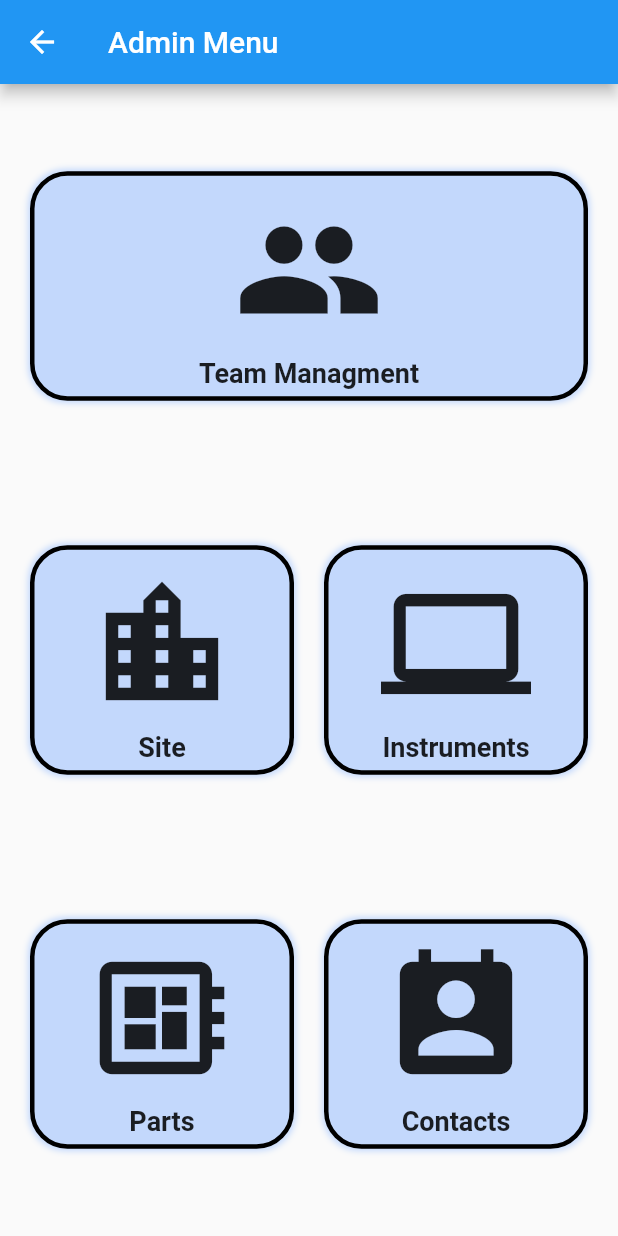
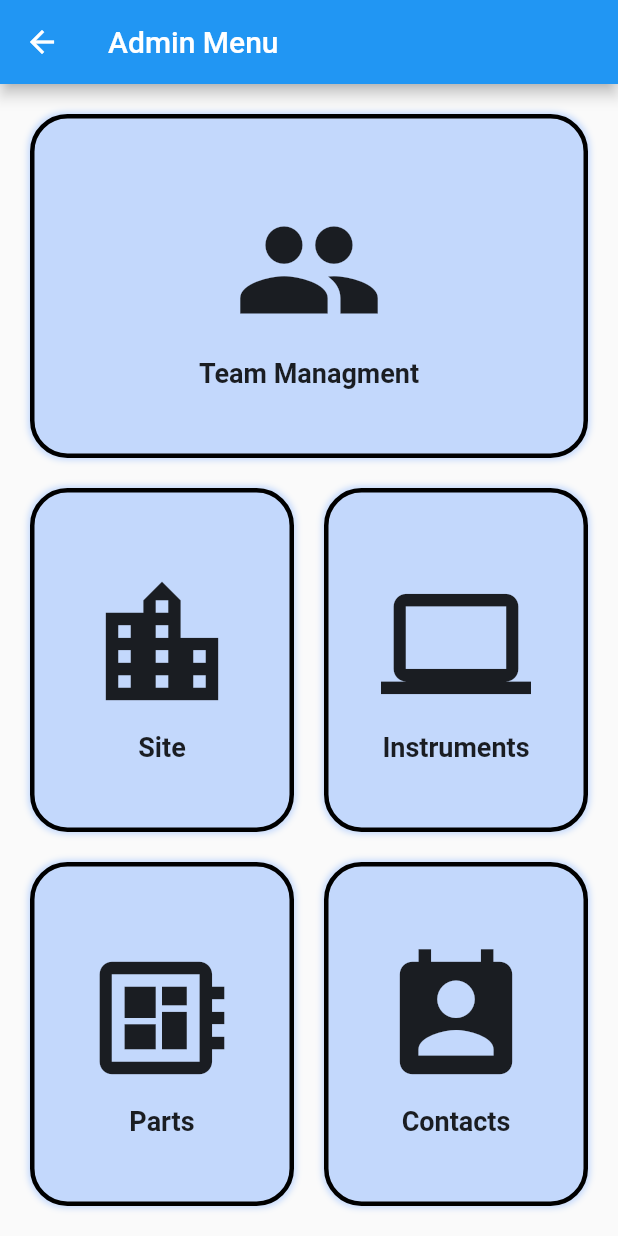
Before and after one commit to Asafvm/project_ts_2020, a Flutter app: the AdminMenuScreen screen opened by its route, on a phone screen of 412 x 824 dp. Run offline on Flutter 3.47's test engine with Material 2 defaults, Android fonts, the phone set to English and light mode, and no system bars; our stand-ins replace cloud_firestore, cloud_functions, file_picker, firebase_auth, firebase_core, firebase_storage and 9 more; missing offline and left inert: clippy_flutter, custom_info_window, draw_graph, fluttercontactpicker and 1 more; accounts and stored records are empty.

Commit message:
UI bugfixes

```diff
--- a/lib/screens/drawer_screens/admin_menu_screen.dart
+++ b/lib/screens/drawer_screens/admin_menu_screen.dart
@@ -34,6 +34,7 @@ class AdminMenuScreen extends StatelessWidget {
       margin: EdgeInsets.all(10),
       padding: EdgeInsets.all(5),
       child: Column(
+        mainAxisAlignment: MainAxisAlignment.center,
         children: [
           IconButton(
             icon: Icon(
@@ -57,16 +58,23 @@ class AdminMenuScreen extends StatelessWidget {
 
   @override
   Widget build(BuildContext context) {
+    MediaQueryData mqd = MediaQuery.of(context);
     return Scaffold(
       appBar: AppBar(
         title: Text("Admin Menu"),
       ),
       body: Padding(
-        padding: EdgeInsets.all(10),
+        padding: EdgeInsets.symmetric(
+            vertical: 10,
+            horizontal: mqd.orientation == Orientation.portrait
+                ? 10
+                : mqd.size.width / 4),
         child: Column(
           mainAxisAlignment: MainAxisAlignment.spaceAround,
           children: [
-            Row(
+            Expanded(
+              child: Row(
+                crossAxisAlignment: CrossAxisAlignment.center,
                 children: [
                   Expanded(
                     child: createButton(Icons.group, () {
@@ -84,7 +92,10 @@ class AdminMenuScreen extends StatelessWidget {
                   ),
                 ],
               ),
-            Row(
+            ),
+            Expanded(
+              child: Row(
+                crossAxisAlignment: CrossAxisAlignment.center,
                 children: [
                   Expanded(
                       child: createButton(Icons.location_city, () {
@@ -115,7 +126,10 @@ class AdminMenuScreen extends StatelessWidget {
                   ),
                 ],
               ),
-            Row(
+            ),
+            Expanded(
+              child: Row(
+                crossAxisAlignment: CrossAxisAlignment.center,
                 children: [
                   Expanded(
                     child: createButton(Icons.developer_board, () {
@@ -148,6 +162,7 @@ class AdminMenuScreen extends StatelessWidget {
                   }, 'Contacts', context)),
                 ],
               ),
+            ),
           ],
         ),
       ),
--- a/lib/widgets/custom_drawer.dart
+++ b/lib/widgets/custom_drawer.dart
@@ -9,7 +9,7 @@ import 'package:teamshare/models/part.dart';
 import 'package:teamshare/providers/authentication.dart';
 import 'package:teamshare/providers/consts.dart';
 import 'package:teamshare/providers/firebase_firestore_provider.dart';
-import 'package:teamshare/screens/drawer_screens/FileExplorer.dart';
+import 'package:teamshare/screens/drawer_screens/file_explorer.dart';
 import 'package:teamshare/screens/drawer_screens/admin_menu_screen.dart';
 import 'package:teamshare/screens/drawer_screens/inventory_screen.dart';
 import 'package:teamshare/screens/drawer_screens/map_screen.dart';
@@ -136,7 +136,7 @@ class CustomDrawer extends StatelessWidget {
                   context: context,
                   applicationIcon: Icon(Icons.group),
                   applicationName: 'TeamShare',
-                  applicationVersion: '0.99a');
+                  applicationVersion: '0.99b');
               //Navigator.of(context).pop();
             },
           ),
--- a/lib/widgets/list_items/entry_list_item.dart
+++ b/lib/widgets/list_items/entry_list_item.dart
@@ -1,3 +1,4 @@
+import 'package:flutter/foundation.dart';
 import 'package:flutter/material.dart';
 import 'package:intl/intl.dart';
 import 'package:teamshare/helpers/firebase_paths.dart';
@@ -56,7 +57,7 @@ class EntryListItem extends StatelessWidget {
               : Container(),
           trailing: SizedBox(
             width: 30,
-            child: entry.type == 2
+            child: entry.type == 2 && !kIsWeb
                 ? IconButton(
                     icon: Icon(Icons.file_download),
                     onPressed: () async {
```
Also changed, not shown: lib/screens/admin/admin_part_screen.dart (+33 -33 lines), lib/screens/drawer_screens/inventory_screen.dart (+21 -7 lines), lib/screens/drawer_screens/map_screen.dart (+3 -6 lines), lib/screens/pdf/generic_form_screen.dart (+7 -5 lines), lib/screens/drawer_screens/file_explorer.dart (renamed from lib/screens/drawer_screens/FileExplorer.dart), 2 other files. Lines whose indentation alone changed are shown as unchanged.
